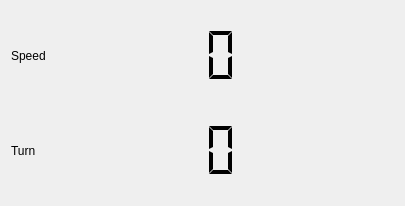
First picture: the form in src/designer/widget_speed.ui, repository marsinstituteSC/MissionControl, before the edit.
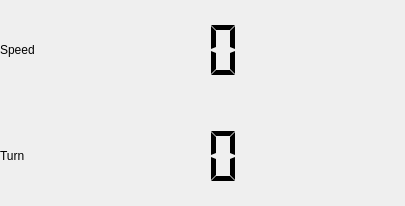
Second picture: the form after the edit.

Diff of the .ui file:
```diff
--- a/src/designer/widget_speed.ui
+++ b/src/designer/widget_speed.ui
@@ -14,6 +14,18 @@
    <string>Form</string>
   </property>
   <layout class="QGridLayout" name="gridLayout">
+   <property name="leftMargin">
+    <number>0</number>
+   </property>
+   <property name="topMargin">
+    <number>0</number>
+   </property>
+   <property name="rightMargin">
+    <number>0</number>
+   </property>
+   <property name="bottomMargin">
+    <number>0</number>
+   </property>
    <item row="1" column="0">
     <widget class="QLabel" name="label_turn">
      <property name="text">
@@ -26,6 +38,12 @@
    </item>
    <item row="1" column="1" colspan="2">
     <widget class="QLCDNumber" name="lcd_turn">
+     <property name="sizePolicy">
+      <sizepolicy hsizetype="Preferred" vsizetype="Preferred">
+       <horstretch>0</horstretch>
+       <verstretch>0</verstretch>
+      </sizepolicy>
+     </property>
      <property name="frameShape">
       <enum>QFrame::NoFrame</enum>
      </property>
@@ -59,6 +77,12 @@
    </item>
    <item row="0" column="1" colspan="2">
     <widget class="QLCDNumber" name="lcd_speed">
+     <property name="sizePolicy">
+      <sizepolicy hsizetype="Preferred" vsizetype="Preferred">
+       <horstretch>0</horstretch>
+       <verstretch>0</verstretch>
+      </sizepolicy>
+     </property>
      <property name="frameShape">
       <enum>QFrame::NoFrame</enum>
      </property>
```
